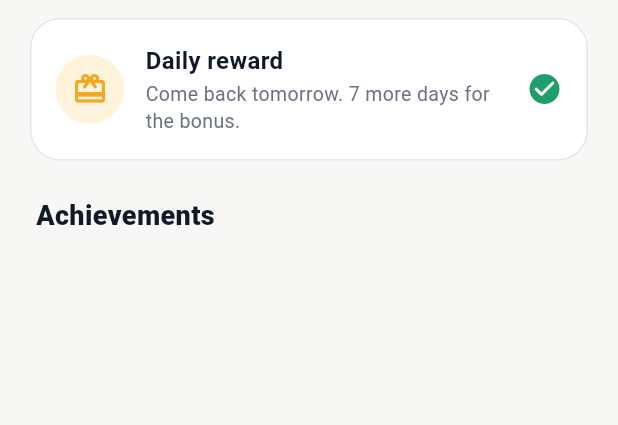
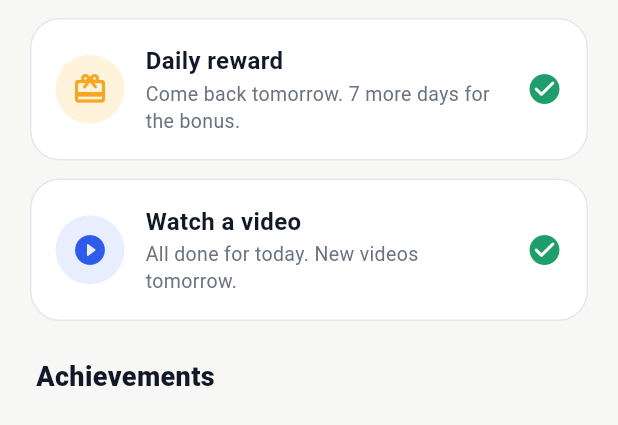
Before and after one commit to mosharafsm78-hub/open-talk, a Flutter app: the _EarnTab widget shown alone on an empty page, opened directly with empty values, on a phone screen of 412 x 824 dp. Shown: the top 425 px of the screen. Run offline on Flutter 3.47's test engine with Material 3 defaults, Android fonts, the phone set to English and light mode, and no system bars; our stand-ins replace google_mobile_ads, permission_handler, supabase_flutter, wakelock_plus; missing offline and left inert: agora_rtc_engine, proximity_sensor; accounts and stored records are empty; network calls fail.

Commit message:
Rewarded video ads (AdMob test ids), 10/day cap, economy tuning, privacy update
Co-Authored-By: Claude Sonnet 5.5 <noreply@anthropic.com>
Claude-Session: https://claude.ai/code/session_01CtDrW1yY4bdzmv3VniNG9z

```diff
--- a/lib/config.dart
+++ b/lib/config.dart
@@ -6,4 +6,9 @@ class AppConfig {
   static const agoraAppId = '0025f1acf06d492c8e1426521a24e5c6';
   static const privacyUrl = 'https://mosharafsm78-hub.github.io/open-talk/privacy.html';
   static const dailyGoalMinutes = 10;
+
+  // AdMob. These are Google's public TEST ids (safe, show test ads only).
+  // Before the Play Store release, replace with the real ids from AdMob:
+  // the app id also goes in tool/patch_android.py.
+  static const admobRewardedUnitId = 'ca-app-pub-3940256099942544/5224354917';
 }
--- a/lib/main.dart
+++ b/lib/main.dart
@@ -2,6 +2,7 @@ import 'package:flutter/material.dart';
 import 'package:flutter/services.dart';
 import 'package:supabase_flutter/supabase_flutter.dart';
 
+import 'ads.dart';
 import 'config.dart';
 import 'screens/home_screen.dart';
 import 'screens/profile_setup_screen.dart';
@@ -19,6 +20,7 @@ Future<void> main() async {
     url: AppConfig.supabaseUrl,
     publishableKey: AppConfig.supabaseAnonKey,
   );
+  AdsService.init(); // not awaited: never delays the first screen
   runApp(const OpenTalkApp());
 }
 
--- a/lib/screens/coins_screen.dart
+++ b/lib/screens/coins_screen.dart
@@ -1,6 +1,7 @@
 import 'package:flutter/material.dart';
 import 'package:supabase_flutter/supabase_flutter.dart';
 
+import '../ads.dart';
 import '../theme.dart';
 
 /// Human-readable time left until [until], e.g. "45 min left", "3 h left", "1 d 2 h left".
@@ -19,6 +20,8 @@ String friendlyError(Object e) {
     return 'Not enough coins yet. Earn more in the Earn tab.';
   }
   if (m.contains('already_claimed')) return 'Already claimed.';
+  if (m.contains('daily_limit')) return 'You have watched all of today\'s videos. Come back tomorrow.';
+  if (m.contains('too_fast')) return 'Please wait a few seconds and try again.';
   if (m.contains('not_ready')) return 'Keep going, this one is not ready yet.';
   return 'Something went wrong. Please try again.';
 }
@@ -88,6 +91,29 @@ class _CoinsScreenState extends State<CoinsScreen> {
         final r = await _db.rpc('claim_daily') as int;
         if (mounted) showMessage(context, '+$r coins added');
       });
+
+  Future<void> _watchVideo() async {
+    if (_busy) return;
+    setState(() => _busy = true);
+    try {
+      final earned = await AdsService.showRewarded();
+      if (!earned) {
+        if (mounted) showMessage(context, 'Watch the full video to earn coins.');
+        return;
+      }
+      final r = await _db.rpc('claim_ad_reward') as Map<String, dynamic>;
+      await _load();
+      if (mounted) showMessage(context, '+${r['coins']} coins added');
+    } on AdUnavailable {
+      if (mounted) {
+        showMessage(context, 'No video is available right now. Try again in a moment.');
+      }
+    } catch (e) {
+      if (mounted) showMessage(context, friendlyError(e));
+    } finally {
+      if (mounted) setState(() => _busy = false);
+    }
+  }
 
   Future<void> _claimAchievement(String key) => _run(() async {
         final r = await _db.rpc('claim_achievement', params: {'p_key': key});
@@ -165,6 +191,7 @@ class _CoinsScreenState extends State<CoinsScreen> {
                               achievements: _achievements,
                               busy: _busy,
                               onDaily: _claimDaily,
+                              onWatch: _watchVideo,
                               onClaim: _claimAchievement,
                             ),
                             _UnlockTab(
@@ -288,17 +315,21 @@ class _EarnTab extends StatelessWidget {
   final List<Map<String, dynamic>> achievements;
   final bool busy;
   final VoidCallback onDaily;
+  final VoidCallback onWatch;
   final void Function(String key) onClaim;
   const _EarnTab({
     required this.wallet,
     required this.achievements,
     required this.busy,
     required this.onDaily,
+    required this.onWatch,
     required this.onClaim,
   });
 
   @override
   Widget build(BuildContext context) {
+    final adsLeft = (wallet['ads_left'] as num).toInt();
+    final adReward = (wallet['ad_reward'] as num).toInt();
     final available = wallet['daily_available'] == true;
     final streak = (wallet['streak'] as num).toInt();
     final next = streak % 7 == 0 && !available ? 7 : 7 - (streak % 7);
@@ -344,6 +375,52 @@ class _EarnTab extends StatelessWidget {
                         borderRadius: BorderRadius.circular(12)),
                   ),
                   child: const Text('Claim'),
+                )
+              else
+                const Icon(Icons.check_circle_rounded,
+                    color: AppColors.success),
+            ],
+          ),
+        ),
+        _Card(
+          child: Row(
+            children: [
+              Container(
+                width: 46,
+                height: 46,
+                decoration: const BoxDecoration(
+                    color: AppColors.accentSoft, shape: BoxShape.circle),
+                child: const Icon(Icons.play_circle_fill_rounded,
+                    color: AppColors.accent),
+              ),
+              const SizedBox(width: 14),
+              Expanded(
+                child: Column(
+                  crossAxisAlignment: CrossAxisAlignment.start,
+                  children: [
+                    const Text('Watch a video',
+                        style: TextStyle(
+                            fontSize: 16, fontWeight: FontWeight.w700)),
+                    const SizedBox(height: 2),
+                    Text(
+                      adsLeft > 0
+                          ? '+$adReward coins each. $adsLeft left today.'
+                          : 'All done for today. New videos tomorrow.',
+                      style: const TextStyle(
+                          fontSize: 13, color: AppColors.muted, height: 1.35),
+                    ),
+                  ],
+                ),
+              ),
+              const SizedBox(width: 8),
+              if (adsLeft > 0)
+                FilledButton(
+                  onPressed: busy ? null : onWatch,
+                  style: FilledButton.styleFrom(
+                    shape: RoundedRectangleBorder(
+                        borderRadius: BorderRadius.circular(12)),
+                  ),
+                  child: const Text('Watch'),
                 )
               else
                 const Icon(Icons.check_circle_rounded,
@@ -635,9 +712,9 @@ class _BuyTab extends StatelessWidget {
   @override
   Widget build(BuildContext context) {
     const bundles = [
-      ('Starter', 100, r'$0.99', null),
-      ('Popular', 550, r'$4.99', 'Most popular'),
-      ('Pro', 1200, r'$9.99', 'Best value'),
+      ('Starter pack', 100, r'$0.99', null),
+      ('Includes 10% bonus coins', 550, r'$4.99', 'Most popular'),
+      ('Includes 20% bonus coins', 1200, r'$9.99', 'Best value'),
     ];
     return ListView(
       padding: const EdgeInsets.fromLTRB(20, 12, 20, 24),
--- a/pubspec.yaml
+++ b/pubspec.yaml
@@ -15,6 +15,7 @@ dependencies:
   url_launcher: ^6.3.0
   proximity_sensor: ^1.3.0
   wakelock_plus: ^1.2.8
+  google_mobile_ads: ^5.3.0
 
 dev_dependencies:
   flutter_test:
```
Also changed, not shown: lib/ads.dart (added, +71 -0 lines), 2 other files.
